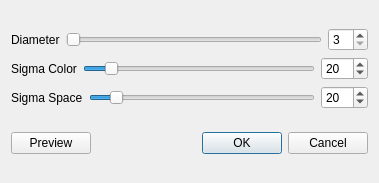
First picture: the form in bilateraldialog.ui, repository mbobowsk/DarQwin, before the edit.
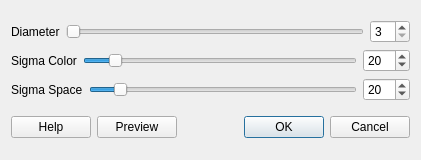
Second picture: the form after the edit.

What changed in the file:
```diff
--- a/bilateraldialog.ui
+++ b/bilateraldialog.ui
@@ -6,15 +6,15 @@
    <rect>
     <x>0</x>
     <y>0</y>
-    <width>379</width>
-    <height>183</height>
+    <width>421</width>
+    <height>160</height>
    </rect>
   </property>
   <property name="windowTitle">
    <string>Bilateral Filter</string>
   </property>
   <layout class="QGridLayout" name="gridLayout">
-   <item row="0" column="0" colspan="2">
+   <item row="0" column="0">
     <layout class="QVBoxLayout" name="verticalLayout">
      <item>
       <layout class="QHBoxLayout" name="horizontalLayout_3">
@@ -147,22 +147,33 @@
      </item>
     </layout>
    </item>
-   <item row="1" column="1">
-    <widget class="QDialogButtonBox" name="buttonBox">
-     <property name="orientation">
-      <enum>Qt::Horizontal</enum>
-     </property>
-     <property name="standardButtons">
-      <set>QDialogButtonBox::Cancel|QDialogButtonBox::Ok</set>
-     </property>
-    </widget>
-   </item>
    <item row="1" column="0">
+    <layout class="QHBoxLayout" name="horizontalLayout_4">
+     <item>
+      <widget class="QPushButton" name="helpButton">
+       <property name="text">
+        <string>Help</string>
+       </property>
+      </widget>
+     </item>
+     <item>
     <widget class="QPushButton" name="previewButton">
      <property name="text">
       <string>Preview</string>
      </property>
     </widget>
+     </item>
+     <item>
+      <widget class="QDialogButtonBox" name="buttonBox">
+       <property name="orientation">
+        <enum>Qt::Horizontal</enum>
+       </property>
+       <property name="standardButtons">
+        <set>QDialogButtonBox::Cancel|QDialogButtonBox::Ok</set>
+       </property>
+      </widget>
+     </item>
+    </layout>
    </item>
   </layout>
  </widget>
```
Lines whose indentation alone changed are shown as unchanged.
